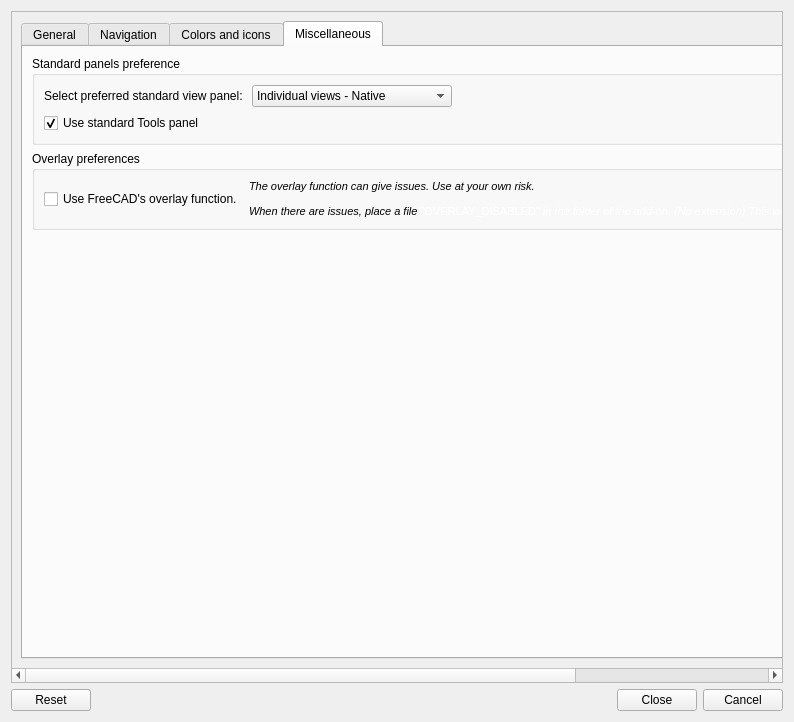
Before: the Qt Designer form Resources/ui/Settings.ui in APEbbers/FreeCAD-Ribbon, drawn with Qt 5.
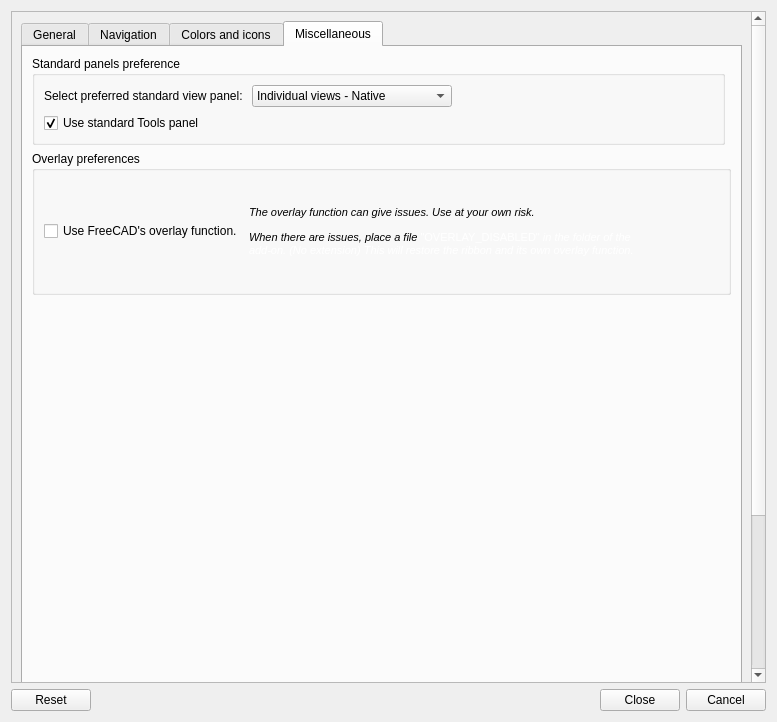
After: the same form once the commit is applied. Custom widgets are drawn as their Qt base class.

Patch:
```diff
--- a/Resources/ui/Settings.ui
+++ b/Resources/ui/Settings.ui
@@ -9,7 +9,7 @@
    <rect>
     <x>0</x>
     <y>0</y>
-    <width>794</width>
+    <width>777</width>
     <height>722</height>
    </rect>
   </property>
@@ -34,10 +34,10 @@
   <layout class="QGridLayout" name="gridLayout_33">
    <item row="0" column="0">
     <layout class="QGridLayout" name="gridLayout_6">
-     <item row="0" column="0" colspan="4">
+     <item row="0" column="0" colspan="3">
       <widget class="QScrollArea" name="scrollArea">
        <property name="sizePolicy">
-        <sizepolicy hsizetype="Expanding" vsizetype="MinimumExpanding">
+        <sizepolicy hsizetype="MinimumExpanding" vsizetype="MinimumExpanding">
          <horstretch>0</horstretch>
          <verstretch>0</verstretch>
         </sizepolicy>
@@ -56,13 +56,19 @@
          <rect>
           <x>0</x>
           <y>0</y>
-          <width>1154</width>
-          <height>656</height>
+          <width>743</width>
+          <height>860</height>
          </rect>
         </property>
         <layout class="QGridLayout" name="gridLayout_28">
          <item row="0" column="0">
           <widget class="QTabWidget" name="tabWidget">
+           <property name="sizePolicy">
+            <sizepolicy hsizetype="Expanding" vsizetype="Expanding">
+             <horstretch>0</horstretch>
+             <verstretch>0</verstretch>
+            </sizepolicy>
+           </property>
            <property name="autoFillBackground">
             <bool>false</bool>
            </property>
@@ -1585,19 +1591,71 @@
             <attribute name="title">
              <string>Miscellaneous</string>
             </attribute>
-            <layout class="QGridLayout" name="gridLayout_30">
-             <item row="2" column="0">
-              <spacer name="verticalSpacer_3">
-               <property name="orientation">
-                <enum>Qt::Orientation::Vertical</enum>
+            <layout class="QGridLayout" name="gridLayout_34">
+             <item row="1" column="0" rowspan="2" colspan="2">
+              <widget class="QGroupBox" name="groupBox_12">
+               <property name="sizePolicy">
+                <sizepolicy hsizetype="Preferred" vsizetype="Preferred">
+                 <horstretch>0</horstretch>
+                 <verstretch>0</verstretch>
+                </sizepolicy>
                </property>
-               <property name="sizeHint" stdset="0">
-                <size>
-                 <width>20</width>
-                 <height>708</height>
-                </size>
+               <property name="title">
+                <string>Overlay preferences</string>
                </property>
-              </spacer>
+               <layout class="QGridLayout" name="gridLayout_32">
+                <item row="0" column="0" rowspan="2" colspan="2">
+                 <layout class="QGridLayout" name="gridLayout_30">
+                  <item row="0" column="0">
+                   <widget class="QCheckBox" name="FCOverlayEnabled">
+                    <property name="toolTip">
+                     <string>Use the overlay function from FreeCAD.
+Uncheck this when there are issues with the overlay function and the FreeCAD Ribbon.</string>
+                    </property>
+                    <property name="text">
+                     <string>Use FreeCAD's overlay function.</string>
+                    </property>
+                    <property name="checked">
+                     <bool>false</bool>
+                    </property>
+                   </widget>
+                  </item>
+                  <item row="0" column="1" colspan="2">
+                   <widget class="QLabel" name="label_26">
+                    <property name="sizePolicy">
+                     <sizepolicy hsizetype="Preferred" vsizetype="Expanding">
+                      <horstretch>0</horstretch>
+                      <verstretch>0</verstretch>
+                     </sizepolicy>
+                    </property>
+                    <property name="text">
+                     <string>&lt;html&gt;&lt;head/&gt;&lt;body&gt;&lt;p&gt;&lt;span style=&quot; font-size:8pt; font-style:italic;&quot;&gt;The overlay function can give issues. Use at your own risk.&lt;/span&gt;&lt;/p&gt;&lt;p&gt;&lt;span style=&quot; font-size:8pt; font-style:italic;&quot;&gt;When there are issues, place a file &lt;/span&gt;&lt;span style=&quot; font-family:'Consolas','Courier New','monospace'; font-size:8pt; color:#ffffff;&quot;&gt;&amp;quot;OVERLAY_DISABLED&amp;quot; &lt;/span&gt;&lt;span style=&quot; font-family:'Consolas','Courier New','monospace'; font-size:8pt; font-style:italic; color:#ffffff;&quot;&gt;in the folder of the add-on. (No extension) This will restore the ribbon and its own overlay function.&lt;/span&gt;&lt;/p&gt;&lt;/body&gt;&lt;/html&gt;</string>
+                    </property>
+                    <property name="wordWrap">
+                     <bool>true</bool>
+                    </property>
+                   </widget>
+                  </item>
+                 </layout>
+                </item>
+                <item row="0" column="2">
+                 <spacer name="horizontalSpacer_10">
+                  <property name="orientation">
+                   <enum>Qt::Orientation::Horizontal</enum>
+                  </property>
+                  <property name="sizeType">
+                   <enum>QSizePolicy::Policy::Fixed</enum>
+                  </property>
+                  <property name="sizeHint" stdset="0">
+                   <size>
+                    <width>80</width>
+                    <height>20</height>
+                   </size>
+                  </property>
+                 </spacer>
+                </item>
+               </layout>
+              </widget>
              </item>
              <item row="0" column="0">
               <widget class="QGroupBox" name="groupBox_11">
@@ -1676,48 +1734,18 @@
                </layout>
               </widget>
              </item>
-             <item row="1" column="0">
-              <widget class="QGroupBox" name="groupBox_12">
-               <property name="title">
-                <string>Overlay preferences</string>
+             <item row="3" column="0">
+              <spacer name="verticalSpacer_3">
+               <property name="orientation">
+                <enum>Qt::Orientation::Vertical</enum>
                </property>
-               <layout class="QGridLayout" name="gridLayout_32">
-                <item row="0" column="1">
-                 <widget class="QLabel" name="label_26">
-                  <property name="text">
-                   <string>&lt;html&gt;&lt;head/&gt;&lt;body&gt;&lt;p&gt;&lt;span style=&quot; font-size:8pt; font-style:italic;&quot;&gt;The overlay function can give issues. Use at your own risk.&lt;/span&gt;&lt;/p&gt;&lt;p&gt;&lt;span style=&quot; font-size:8pt; font-style:italic;&quot;&gt;When there are issues, place a file &lt;/span&gt;&lt;span style=&quot; font-family:'Consolas','Courier New','monospace'; font-size:8pt; color:#ffffff;&quot;&gt;&amp;quot;OVERLAY_DISABLED&amp;quot; &lt;/span&gt;&lt;span style=&quot; font-family:'Consolas','Courier New','monospace'; font-size:8pt; font-style:italic; color:#ffffff;&quot;&gt;in the folder of the add-on. (No extension) This will restore the ribbon and its own overlay function.&lt;/span&gt;&lt;/p&gt;&lt;/body&gt;&lt;/html&gt;</string>
-                  </property>
-                 </widget>
-                </item>
-                <item row="0" column="0">
-                 <widget class="QCheckBox" name="FCOverlayEnabled">
-                  <property name="toolTip">
-                   <string>Use the overlay function from FreeCAD.
-Uncheck this when there are issues with the overlay function and the FreeCAD Ribbon.</string>
-                  </property>
-                  <property name="text">
-                   <string>Use FreeCAD's overlay function.</string>
-                  </property>
-                  <property name="checked">
-                   <bool>false</bool>
-                  </property>
-                 </widget>
-                </item>
-                <item row="0" column="2">
-                 <spacer name="horizontalSpacer_10">
-                  <property name="orientation">
-                   <enum>Qt::Orientation::Horizontal</enum>
-                  </property>
-                  <property name="sizeHint" stdset="0">
-                   <size>
-                    <width>40</width>
-                    <height>20</height>
-                   </size>
-                  </property>
-                 </spacer>
-                </item>
-               </layout>
-              </widget>
+               <property name="sizeHint" stdset="0">
+                <size>
+                 <width>20</width>
+                 <height>40</height>
+                </size>
+               </property>
+              </spacer>
              </item>
             </layout>
            </widget>
```
